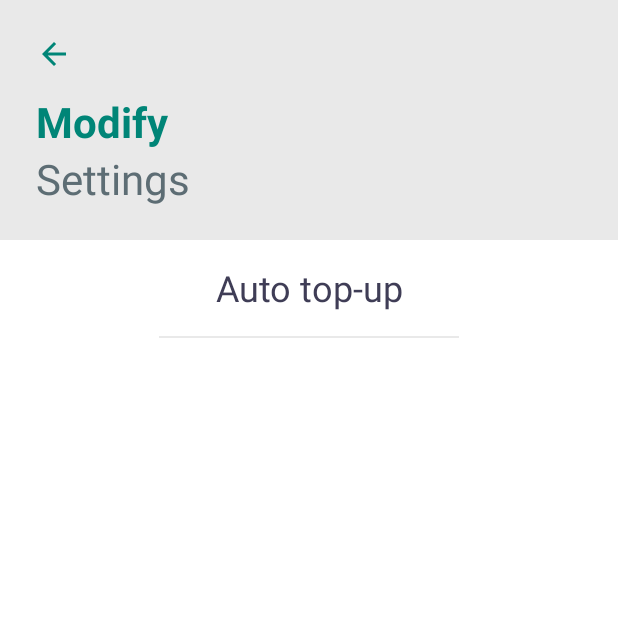
After one commit to rmeissner/simple-safe, an Android app: the AccountActivity screen opened directly, with no data from a screen before it, on a phone screen of 412 x 824 dp, the top half of it. The commit adds this screen. Run offline under Robolectric (Android 15) with nearby library versions, the phone set to English and light mode, and no system bars; libraries missing offline, so code that uses them is left out: pm.gnosis.crypto, pm.gnosis.model.

Commit message:
Add top up module support

```diff
--- a/app/build.gradle
+++ b/app/build.gradle
@@ -15,9 +15,14 @@ android {
         versionName "1.0"
         testInstrumentationRunner "androidx.test.runner.AndroidJUnitRunner"
 
+        buildConfigField javaTypes.STRING, "PAYMENT_TOKEN_ADDRESS", javaTypes.NULL
         buildConfigField javaTypes.STRING, "DAI_ADDRESS", asString(getKey("DAI_ADDRESS", "0x5592ec0cfb4dbc12d3ab100b257153436a1f0fea"))
         buildConfigField javaTypes.STRING, "CDAI_ADDRESS", asString(getKey("CDAI_ADDRESS", "0x6d7f0754ffeb405d23c51ce938289d4835be3b14"))
         buildConfigField javaTypes.STRING, "MULTI_SEND_ADDRESS", asString(getKey("MULTI_SEND_ADDRESS", "0xe74d6af1670fb6560dd61ee29eb57c7bc027ce4e"))
+        buildConfigField javaTypes.STRING, "PROXY_FACTORY_ADDRESS", asString(getKey("PROXY_FACTORY_ADDRESS", "0x12302fE9c02ff50939BaAaaf415fc226C078613C"))
+        buildConfigField javaTypes.STRING, "MULTI_SEND_ADDRESS", asString(getKey("MULTI_SEND_ADDRESS", "0xe74d6af1670fb6560dd61ee29eb57c7bc027ce4e"))
+        buildConfigField javaTypes.STRING, "CREATE_AND_ADD_MODULES_ADDRESS", asString(getKey("CREATE_AND_ADD_MODULES_ADDRESS", "0x1a56aE690ab0818aF5cA349b7D21f1d7e76a3d36"))
+        buildConfigField javaTypes.STRING, "TOP_UP_MODULE_ADDRESS", asString(getKey("TOP_UP_MODULE_ADDRESS", "0x53999AbfDC3da7eeF573f559440B934258928C41"))
 
         buildConfigField javaTypes.STRING, "BLOCK_EXPLORER_TX", asString(getKey("BLOCK_EXPLORER_TX", "https://rinkeby.etherscan.io/tx/%s"))
         buildConfigField javaTypes.STRING, "INFURA_API_KEY", asString(getKey("INFURA_API_KEY", ""))
@@ -46,6 +51,7 @@ android {
             applicationIdSuffix ".debug"
             versionNameSuffix "-debug"
             minifyEnabled false
+            buildConfigField javaTypes.STRING, "PAYMENT_TOKEN_ADDRESS", asString(getKey("PAYMENT_TOKEN_ADDRESS", "0x0000000000000000000000000000000000000000"))
         }
 
         nyan {
--- a/app/src/main/java/de/thegerman/simplesafe/TraderApplication.kt
+++ b/app/src/main/java/de/thegerman/simplesafe/TraderApplication.kt
@@ -8,6 +8,8 @@ import de.thegerman.simplesafe.data.RelayServiceApi
 import de.thegerman.simplesafe.data.adapter.*
 import de.thegerman.simplesafe.repositories.SafeRepository
 import de.thegerman.simplesafe.repositories.SafeRepositoryImpl
+import de.thegerman.simplesafe.ui.auto_top_up.AutoTopUpViewModel
+import de.thegerman.simplesafe.ui.auto_top_up.AutoTopUpViewModelContract
 import de.thegerman.simplesafe.ui.deposit.DepositViewModel
 import de.thegerman.simplesafe.ui.deposit.DepositViewModelContract
 import de.thegerman.simplesafe.ui.intro.IntroViewModel
@@ -85,6 +87,7 @@ class TraderApplication : Application() {
         viewModel<IntroViewModelContract> { IntroViewModel(get(), get()) }
         viewModel<WithdrawViewModelContract> { WithdrawViewModel(get()) }
         viewModel<DepositViewModelContract> { DepositViewModel(get(), get()) }
+        viewModel<AutoTopUpViewModelContract> { AutoTopUpViewModel(get()) }
     }
 
     private val apiModule = module {
--- a/app/src/main/java/de/thegerman/simplesafe/data/JsonRpcApi.kt
+++ b/app/src/main/java/de/thegerman/simplesafe/data/JsonRpcApi.kt
@@ -15,6 +15,9 @@ interface JsonRpcApi {
 
     @POST(".")
     suspend fun post(@Body jsonRpcRequest: JsonRpcRequest): JsonRpcResult
+
+    @POST(".")
+    suspend fun post(@Body jsonRpcRequests: List<JsonRpcRequest>): List<JsonRpcResult>
 
     @JsonClass(generateAdapter = true)
     data class JsonRpcRequest(
--- /dev/null
+++ b/app/src/main/java/de/thegerman/simplesafe/ui/account/AccountActivity.kt
@@ -0,0 +1,42 @@
+package de.thegerman.simplesafe.ui.account
+
+import android.content.Context
+import android.content.Intent
+import android.graphics.Bitmap
+import android.os.Bundle
+import android.widget.Toast
+import androidx.appcompat.app.AppCompatActivity
+import androidx.core.view.isVisible
+import androidx.lifecycle.liveData
+import com.google.zxing.EncodeHintType
+import de.thegerman.simplesafe.R
+import de.thegerman.simplesafe.repositories.SafeRepository
+import de.thegerman.simplesafe.ui.auto_top_up.AutoTopUpActivity
+import de.thegerman.simplesafe.ui.base.BaseActivity
+import de.thegerman.simplesafe.ui.base.BaseViewModel
+import de.thegerman.simplesafe.utils.asMiddleEllipsized
+import de.thegerman.simplesafe.utils.copyToClipboard
+import de.thegerman.simplesafe.utils.generateQrCode
+import kotlinx.android.synthetic.main.screen_account.*
+import kotlinx.android.synthetic.main.screen_deposit.*
+import kotlinx.coroutines.ExperimentalCoroutinesApi
+import org.koin.android.viewmodel.ext.android.viewModel
+import pm.gnosis.crypto.utils.asEthereumAddressChecksumString
+import pm.gnosis.model.Solidity
+
+
+@ExperimentalCoroutinesApi
+class AccountActivity : AppCompatActivity() {
+
+    override fun onCreate(savedInstanceState: Bundle?) {
+        super.onCreate(savedInstanceState)
+        setContentView(R.layout.screen_account)
+
+        account_back_btn.setOnClickListener { onBackPressed() }
+        account_settings_txt.setOnClickListener { startActivity(AutoTopUpActivity.createIntent(this)) }
+    }
+
+    companion object {
+        fun createIntent(context: Context) = Intent(context, AccountActivity::class.java)
+    }
+}
--- a/app/src/main/java/de/thegerman/simplesafe/ui/main/MainActivity.kt
+++ b/app/src/main/java/de/thegerman/simplesafe/ui/main/MainActivity.kt
@@ -4,20 +4,18 @@ import android.content.Context
 import android.content.Intent
 import android.os.Bundle
 import android.view.View
-import android.widget.Toast
 import androidx.core.view.isVisible
 import de.thegerman.simplesafe.BuildConfig
 import de.thegerman.simplesafe.R
 import de.thegerman.simplesafe.repositories.SafeRepository.Safe
+import de.thegerman.simplesafe.ui.account.AccountActivity
 import de.thegerman.simplesafe.ui.base.BaseActivity
 import de.thegerman.simplesafe.ui.deposit.DepositActivity
 import de.thegerman.simplesafe.ui.withdraw.WithdrawActivity
-import de.thegerman.simplesafe.utils.copyToClipboard
 import de.thegerman.simplesafe.utils.shiftedString
 import kotlinx.android.synthetic.main.screen_main.*
 import kotlinx.coroutines.ExperimentalCoroutinesApi
 import org.koin.android.viewmodel.ext.android.viewModel
-import pm.gnosis.crypto.utils.asEthereumAddressChecksumString
 import pm.gnosis.svalinn.common.utils.openUrl
 
 @ExperimentalCoroutinesApi
@@ -39,7 +37,7 @@ class MainActivity : BaseActivity<MainViewModelContract.State, MainViewModelCont
         main_withdraw_txt.setOnClickListener(withdrawClickListener)
         main_deposit_img.setOnClickListener(depositClickListener)
         main_deposit_txt.setOnClickListener(depositClickListener)
-        main_account_img.setOnClickListener(depositClickListener)
+        main_account_img.setOnClickListener { startActivity(AccountActivity.createIntent(this)) }
     }
 
     override fun onResume() {
--- a/app/src/main/java/de/thegerman/simplesafe/ui/main/MainViewModel.kt
+++ b/app/src/main/java/de/thegerman/simplesafe/ui/main/MainViewModel.kt
@@ -93,7 +93,7 @@ class MainViewModel(
                         if (status.paymentAmount <= balances.daiBalance) safeRepository.triggerSafeDeployment()
                     }
                     is SafeRepository.Safe.Status.Ready -> {
-                        if (balances.daiBalance >= ONE_DAI) investAll()
+                        //if (balances.daiBalance >= ONE_DAI) investAll()
                     }
                 }
             } catch (e: Exception) {
--- /dev/null
+++ b/app/src/main/res/layout/screen_account.xml
@@ -0,0 +1,75 @@
+<?xml version="1.0" encoding="utf-8"?>
+<androidx.constraintlayout.widget.ConstraintLayout xmlns:android="http://schemas.android.com/apk/res/android"
+    xmlns:app="http://schemas.android.com/apk/res-auto"
+    xmlns:tools="http://schemas.android.com/tools"
+    android:layout_width="match_parent"
+    android:layout_height="match_parent"
+    tools:context=".ui.main.MainActivity">
+
+    <View
+        android:id="@+id/account_header_bg"
+        android:layout_width="match_parent"
+        android:layout_height="@dimen/header_height"
+        android:background="@color/secondaryHeader"
+        app:layout_constraintTop_toTopOf="parent" />
+
+    <ImageView
+        android:id="@+id/account_back_btn"
+        android:layout_width="56dp"
+        android:layout_height="56dp"
+        android:layout_marginStart="8dp"
+        android:layout_marginTop="8dp"
+        android:background="@drawable/selectable_background"
+        android:padding="16dp"
+        android:tint="@color/colorPrimary"
+        app:layout_constraintStart_toStartOf="parent"
+        app:layout_constraintTop_toTopOf="parent"
+        app:srcCompat="@drawable/ic_arrow_back_24dp" />
+
+    <TextView
+        android:id="@+id/account_title"
+        android:layout_width="match_parent"
+        android:layout_height="wrap_content"
+        android:layout_marginTop="40dp"
+        android:paddingStart="24dp"
+        android:paddingEnd="24dp"
+        android:text="Modify"
+        android:textColor="@color/colorPrimary"
+        android:textSize="28sp"
+        android:textStyle="bold"
+        app:layout_constraintBottom_toTopOf="@id/account_sub_title"
+        app:layout_constraintTop_toTopOf="parent"
+        app:layout_constraintVertical_chainStyle="packed" />
+
+    <TextView
+        android:id="@+id/account_sub_title"
+        android:layout_width="match_parent"
+        android:layout_height="wrap_content"
+        android:paddingStart="24dp"
+        android:paddingEnd="24dp"
+        android:text="Settings"
+        android:textColor="@color/secondaryText"
+        android:textSize="28sp"
+        app:layout_constraintBottom_toBottomOf="@id/account_header_bg"
+        app:layout_constraintTop_toBottomOf="@id/account_title"
+        app:layout_constraintVertical_chainStyle="packed" />
+
+    <TextView
+        android:id="@+id/account_settings_txt"
+        android:layout_width="match_parent"
+        android:layout_height="64dp"
+        android:gravity="center"
+        android:background="@drawable/selectable_background"
+        android:text="Auto top-up"
+        android:textColor="@color/darkText"
+        android:textSize="24sp"
+        app:layout_constraintTop_toBottomOf="@id/account_header_bg" />
+
+    <View
+        android:layout_width="200dp"
+        android:layout_height="1dp"
+        app:layout_constraintStart_toStartOf="parent"
+        app:layout_constraintEnd_toEndOf="parent"
+        android:background="@color/divider"
+        app:layout_constraintTop_toBottomOf="@id/account_settings_txt" />
+</androidx.constraintlayout.widget.ConstraintLayout>
--- a/app/src/main/res/values/colors.xml
+++ b/app/src/main/res/values/colors.xml
@@ -6,7 +6,7 @@
     <color name="secondaryText">@color/colorSecondary</color>
     <color name="darkText">#3f3d56</color>
     <color name="colorAccent">#D81B60</color>
-    <color name="divider">#9C9C9C</color>
+    <color name="divider">#19252223</color>
     <color name="white">#fff</color>
     <color name="transparent">#00000000</color>
     <color name="mediumGrey">#b2b5b2</color>
```
Also changed, not shown: app/src/main/AndroidManifest.xml (+10 -3 lines), app/src/main/java/de/thegerman/simplesafe/repositories/SafeRepository.kt (+42 -2 lines), app/src/main/java/de/thegerman/simplesafe/ui/auto_top_up/AutoTopUpActivity.kt (added, +163 -0 lines), app/src/main/res/layout/screen_auto_top_up.xml (added, +75 -0 lines), 3 other files.
